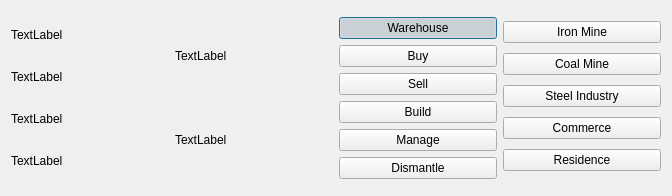
The window that BuildingDetailDialog.ui (lgasyou/SimpleSimulator) describes before a commit, drawn with Qt 5.
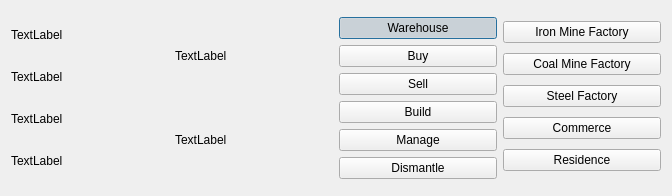
The same window after the commit. Custom widgets are drawn as their Qt base class.

Commit message: Use Singleton pattern on BuildingManager, GameTimer and ValueGenerator. Change the text of buttons which are used by BuildingInfoTableWidget to make sure they're same as what the building type is. Use button's text to simplify the struction of BuildingDetailDialog. Add SelectIndustryDialog to return an industry building to work with transportations modules.

Diff of the .ui file:
```diff
--- a/BuildingDetailDialog.ui
+++ b/BuildingDetailDialog.ui
@@ -121,21 +121,21 @@
      <item>
       <widget class="QPushButton" name="pushButton_Build_IronMine">
        <property name="text">
-        <string>Iron Mine</string>
+        <string>Iron Mine Factory</string>
        </property>
       </widget>
      </item>
      <item>
       <widget class="QPushButton" name="pushButton_Build_CoalMine">
        <property name="text">
-        <string>Coal Mine</string>
+        <string>Coal Mine Factory</string>
        </property>
       </widget>
      </item>
      <item>
       <widget class="QPushButton" name="pushButton_Build_SteelIndustry">
        <property name="text">
-        <string>Steel Industry</string>
+        <string>Steel Factory</string>
        </property>
       </widget>
      </item>
@@ -157,6 +157,13 @@
    </item>
   </layout>
  </widget>
+ <customwidgets>
+  <customwidget>
+   <class>MyPushButton</class>
+   <extends>QPushButton</extends>
+   <header>MyPushButton.h</header>
+  </customwidget>
+ </customwidgets>
  <resources/>
  <connections/>
 </ui>
```
Left out of the diff: 10 changed lines with no effect on the pictures. The commit also changes 29 other files.
